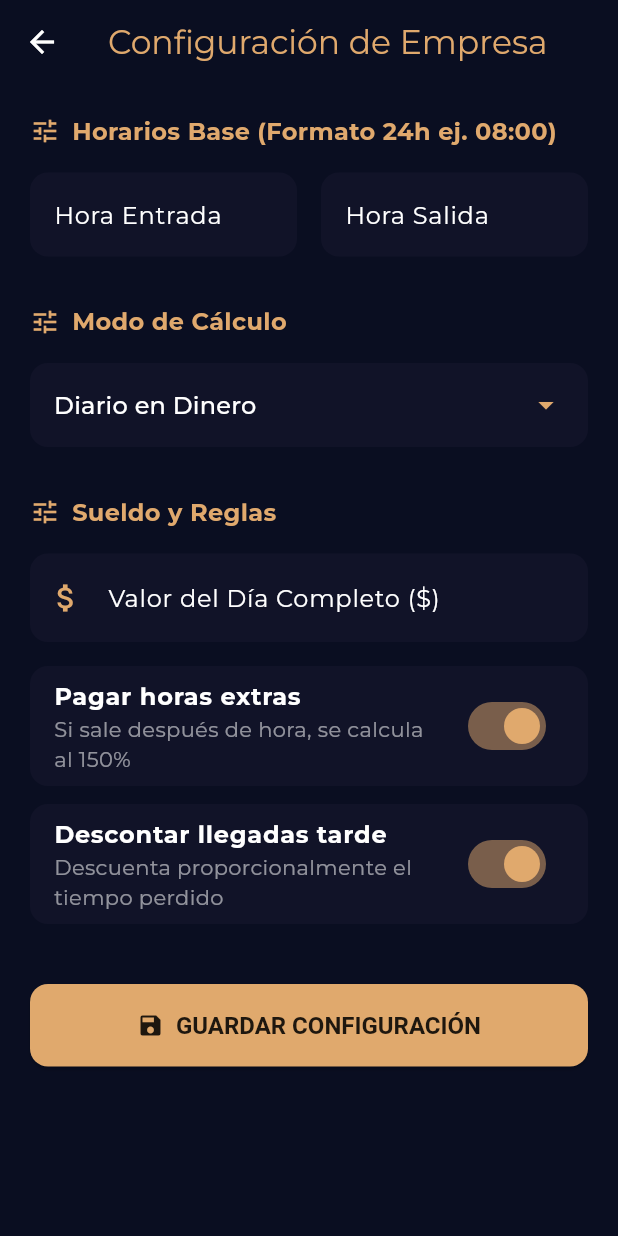
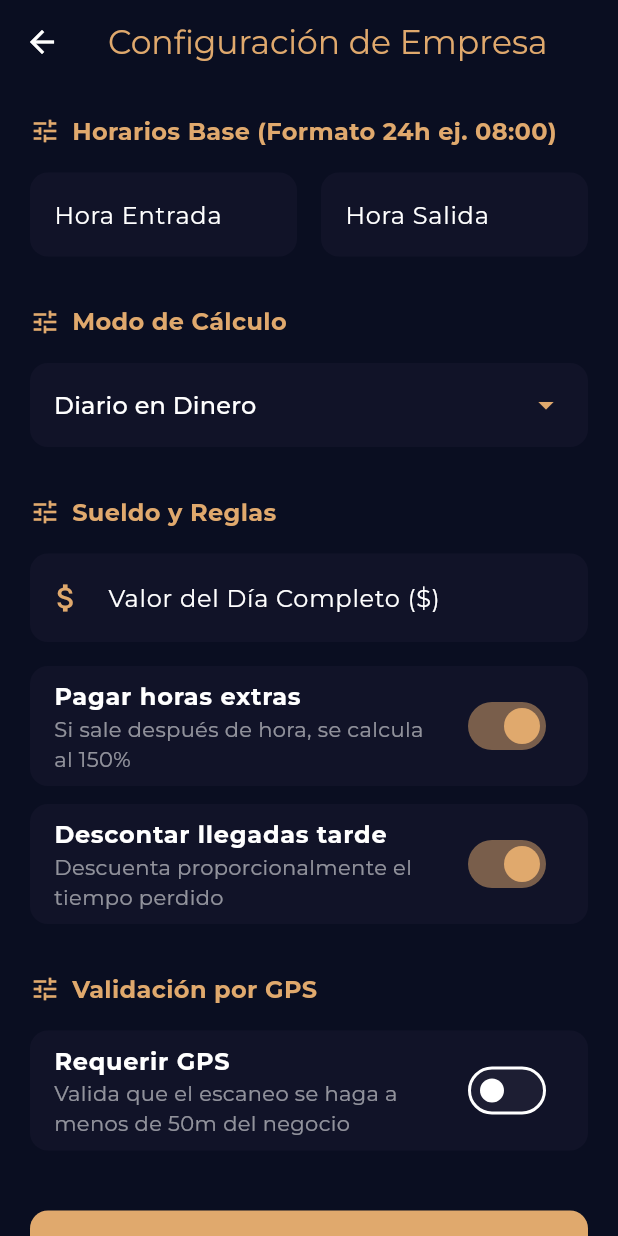
Before and after one commit to Adrw2019/asistencia-app, a Flutter app: the ConfigScreen screen opened directly, on a phone screen of 412 x 824 dp. Run offline on Flutter 3.47's test engine with Material 3 defaults, Android fonts, the phone set to English and light mode, and no system bars; our stand-ins replace firebase_core, firebase_messaging, flutter_local_notifications, google_fonts, qr_flutter, shared_preferences and 1 more; accounts and stored records are empty; network calls fail.

Commit message:
feat: implementar validacion de gps para asistencia

```diff
--- a/app/lib/screens/config_screen.dart
+++ b/app/lib/screens/config_screen.dart
@@ -15,6 +15,9 @@ class _ConfigScreenState extends State<ConfigScreen> {
   bool _pagaExtras = true;
   bool _descuentaTarde = true;
   int _modoCalculo = 1;
+  bool _requiereGps = false;
+  final _latitud = TextEditingController();
+  final _longitud = TextEditingController();
   bool _loading = true;
 
   @override
@@ -35,6 +38,9 @@ class _ConfigScreenState extends State<ConfigScreen> {
       _pagaExtras = (data['paga_extras'] ?? 1) == 1;
       _descuentaTarde = (data['descuenta_tarde'] ?? 1) == 1;
       _modoCalculo = data['modo_calculo'] ?? 1;
+      _requiereGps = (data['requiere_gps'] ?? 0) == 1;
+      _latitud.text = data['latitud'] != null ? data['latitud'].toString() : '';
+      _longitud.text = data['longitud'] != null ? data['longitud'].toString() : '';
     }
     setState(() => _loading = false);
   }
@@ -48,6 +54,9 @@ class _ConfigScreenState extends State<ConfigScreen> {
       'paga_extras': _pagaExtras ? 1 : 0,
       'descuenta_tarde': _descuentaTarde ? 1 : 0,
       'modo_calculo': _modoCalculo,
+      'requiere_gps': _requiereGps ? 1 : 0,
+      'latitud': double.tryParse(_latitud.text) ?? 0.0,
+      'longitud': double.tryParse(_longitud.text) ?? 0.0,
     });
     setState(() => _loading = false);
     if (!mounted) return;
@@ -129,6 +138,29 @@ class _ConfigScreenState extends State<ConfigScreen> {
                     onChanged: (v) => setState(() => _descuentaTarde = v),
                   ),
                 ),
+                const SizedBox(height: 32),
+                _buildSectionTitle('Validación por GPS'),
+                const SizedBox(height: 16),
+                Container(
+                  decoration: BoxDecoration(color: const Color(0xFF111328), borderRadius: BorderRadius.circular(12)),
+                  child: SwitchListTile(
+                    activeColor: const Color(0xFFE0A96D),
+                    title: const Text('Requerir GPS', style: TextStyle(color: Colors.white, fontWeight: FontWeight.bold)),
+                    subtitle: const Text('Valida que el escaneo se haga a menos de 50m del negocio', style: TextStyle(color: Colors.white54)),
+                    value: _requiereGps,
+                    onChanged: (v) => setState(() => _requiereGps = v),
+                  ),
+                ),
+                if (_requiereGps) ...[
+                  const SizedBox(height: 16),
+                  Row(
+                    children: [
+                      Expanded(child: TextField(controller: _latitud, keyboardType: const TextInputType.numberWithOptions(decimal: true), style: const TextStyle(color: Colors.white), decoration: const InputDecoration(labelText: 'Latitud', prefixIcon: Icon(Icons.location_on, color: Color(0xFFE0A96D))))),
+                      const SizedBox(width: 16),
+                      Expanded(child: TextField(controller: _longitud, keyboardType: const TextInputType.numberWithOptions(decimal: true), style: const TextStyle(color: Colors.white), decoration: const InputDecoration(labelText: 'Longitud', prefixIcon: Icon(Icons.location_on, color: Color(0xFFE0A96D))))),
+                    ],
+                  ),
+                ],
                 const SizedBox(height: 40),
                 SizedBox(
                   width: double.infinity,
```
Also changed, not shown: app/lib/screens/history_screen.dart (+1 -8 lines), 4 other files.
